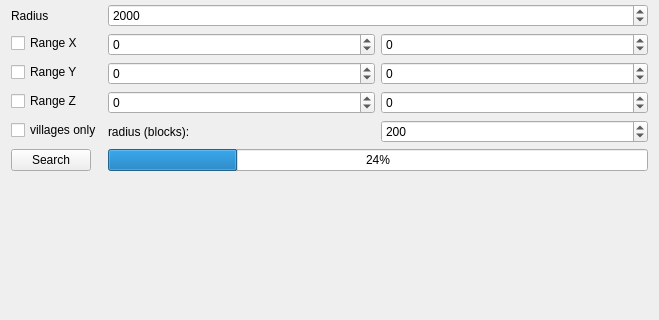
This is searchchunkswidget.ui in cre4ture/minutor-1 as Qt 5 draws it before an edit; both pictures show x 0 to 659 and y 236 to 556 of the 659 by 703 pixel window. The edited form follows.
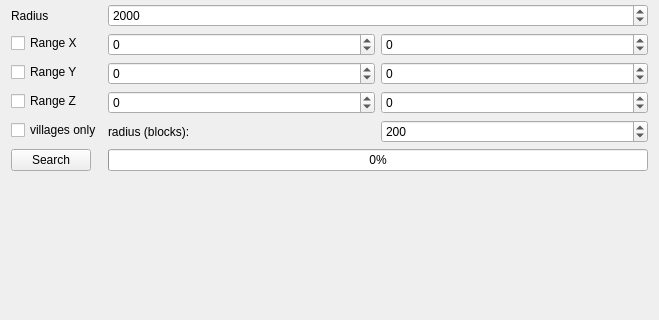
This is the edited form. Custom widgets are drawn as their Qt base class.

Diff of the .ui file:
```diff
--- a/searchchunkswidget.ui
+++ b/searchchunkswidget.ui
@@ -53,7 +53,7 @@
      <item row="10" column="1">
       <widget class="QProgressBar" name="progressBar">
        <property name="value">
-        <number>24</number>
+        <number>0</number>
        </property>
       </widget>
      </item>
```
